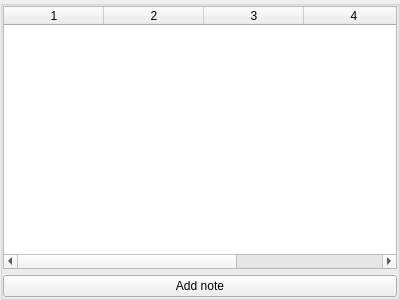
Old version of the form homeAssistent/Notes.ui in the repository Cergol/homeAssistent.
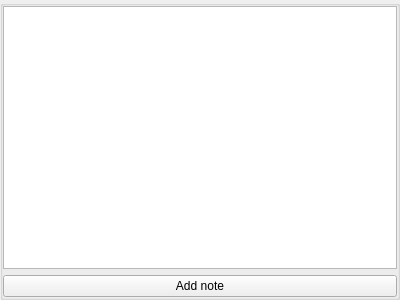
New version of the form. Icons and pictures are not drawn. Custom widgets are drawn as their Qt base class.

The edit to the form file:
```diff
--- a/homeAssistent/Notes.ui
+++ b/homeAssistent/Notes.ui
@@ -28,8 +28,32 @@
    </property>
    <item>
     <widget class="QTableWidget" name="table">
+     <property name="sizePolicy">
+      <sizepolicy hsizetype="Expanding" vsizetype="MinimumExpanding">
+       <horstretch>0</horstretch>
+       <verstretch>0</verstretch>
+      </sizepolicy>
+     </property>
+     <property name="focusPolicy">
+      <enum>Qt::NoFocus</enum>
+     </property>
+     <property name="contextMenuPolicy">
+      <enum>Qt::CustomContextMenu</enum>
+     </property>
+     <property name="selectionBehavior">
+      <enum>QAbstractItemView::SelectRows</enum>
+     </property>
+     <property name="verticalScrollMode">
+      <enum>QAbstractItemView::ScrollPerPixel</enum>
+     </property>
+     <property name="horizontalScrollMode">
+      <enum>QAbstractItemView::ScrollPerPixel</enum>
+     </property>
+     <property name="sortingEnabled">
+      <bool>true</bool>
+     </property>
      <property name="columnCount">
-      <number>5</number>
+      <number>0</number>
      </property>
      <attribute name="horizontalHeaderStretchLastSection">
       <bool>true</bool>
@@ -37,11 +61,6 @@
      <attribute name="verticalHeaderVisible">
       <bool>false</bool>
      </attribute>
-     <column/>
-     <column/>
-     <column/>
-     <column/>
-     <column/>
     </widget>
    </item>
    <item>
```
Left out of the diff: 23 changed lines with no effect on the pictures.
